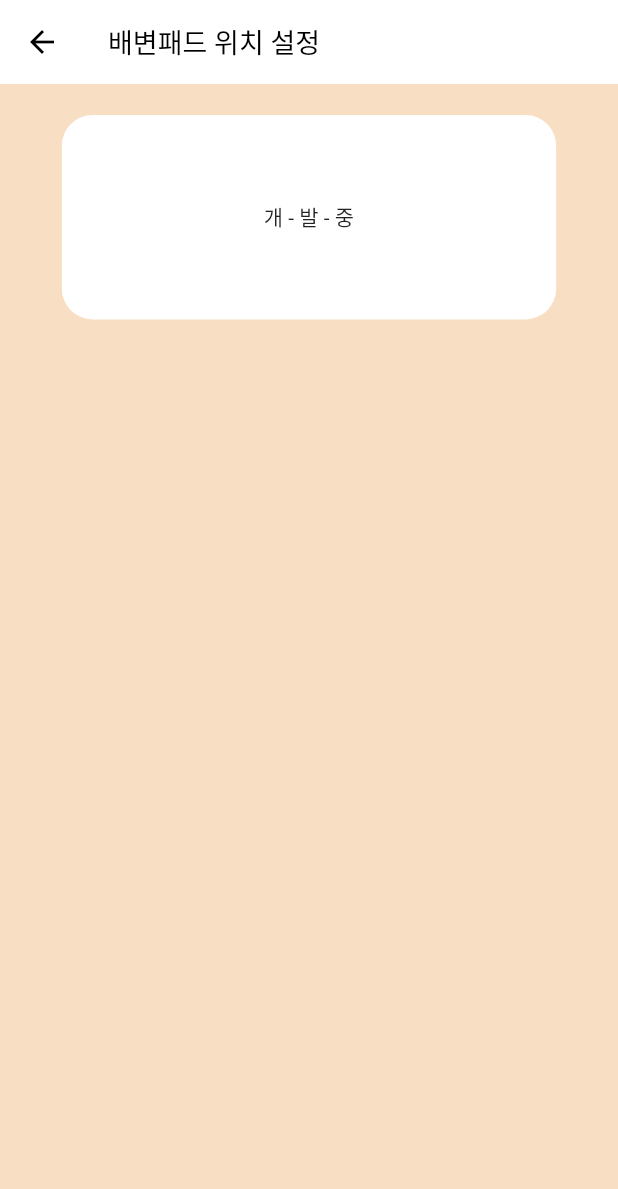
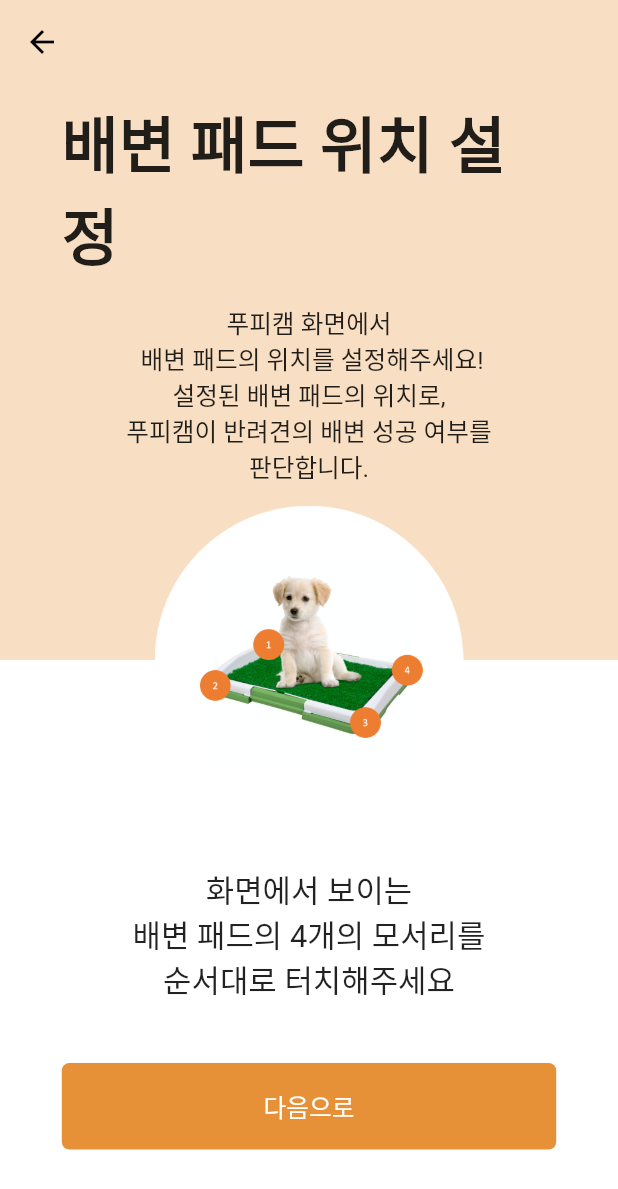
Before and after one commit to livlikwav/GoodPooPee_frontend, a Flutter app: the SettingPadScreen screen opened by its route, on a phone screen of 412 x 824 dp. Shown: the top 1189 px of the screen. Run offline on Flutter 3.47's test engine with Material 2 defaults, Android fonts, the phone set to English and light mode, and no system bars; our stand-ins replace fl_chart, flutter_slidable, flutter_svg; missing offline and left inert: fab_circular_menu.

Commit message:
Refine setting:pad screen

```diff
--- a/gpp_app/lib/constants/assets.dart
+++ b/gpp_app/lib/constants/assets.dart
@@ -8,4 +8,5 @@ class Assets {
   //static const String carBackground = "assets/images/img_login.jpg";
 
   static const String dogProfile = "assets/images/yorkshire.jpg";
+  static const String dogTrainingPad = "assets/images/training_pad.png";
 }
--- a/gpp_app/lib/screens/settings/screens/pad.dart
+++ b/gpp_app/lib/screens/settings/screens/pad.dart
@@ -1,50 +1,103 @@
 import 'package:flutter/material.dart';
+import 'package:gpp_app/constants/assets.dart';
+import 'package:gpp_app/constants/colors.dart';
 import 'package:gpp_app/routes.dart';
 import 'package:gpp_app/util/size_config.dart';
+import 'package:gpp_app/widgets/default_button.dart';
 
 class SettingPadScreen extends StatelessWidget {
+  final Color backgroundColor = AppColors.orange[100];
+
   @override
   Widget build(BuildContext context) {
     return Scaffold(
       primary: true,
-      appBar: AppBar(title: Text('배변패드 위치 설정')),
-      body: _buildBody(context),
+      appBar: AppBar(backgroundColor: backgroundColor, title: Text('')),
+      body: _buildBody(),
     );
   }
 
-  Widget _buildBody(context) {
-    return Container(
-      width: MediaQuery.of(context).size.width,
-      // height: MediaQuery.of(context).size.height,
-      color: Theme.of(context).backgroundColor,
-      child: Padding(
-          padding: EdgeInsets.fromLTRB(
-            getBlockSizeHorizontal(5),
-            getBlockSizeHorizontal(5),
-            getBlockSizeHorizontal(5),
-            getBlockSizeHorizontal(5),
+  Widget _buildBody() {
+    return Stack(
+      children: [
+        _buildText(),
+        _buildCenterImage(),
+      ],
+    );
+  }
+
+  Widget _buildText() {
+    return Column(
+      children: [
+        Flexible(
+          child: Container(
+            width: getBlockSizeHorizontal(100), // screen width
+            padding: EdgeInsets.symmetric(
+              horizontal: getBlockSizeHorizontal(10),
+              vertical: getBlockSizeVertical(1),
             ),
+            color: backgroundColor,
             child: Column(
               children: [
-              Container(
-                decoration: BoxDecoration(
-                  color: Colors.white,
-                  borderRadius:
-                      BorderRadius.circular(getBlockSizeHorizontal(5)),
+                Text(
+                  '배변 패드 위치 설정',
+                  style: new TextStyle(
+                    fontSize: getBlockSizeHorizontal(10),
+                    fontWeight: FontWeight.bold,
                   ),
+                ),
+                SizedBox(
+                  height: getBlockSizeVertical(2),
+                ),
+                Text(
+                  '푸피캠 화면에서\n 배변 패드의 위치를 설정해주세요!\n설정된 배변 패드의 위치로,\n푸피캠이 반려견의 배변 성공 여부를\n판단합니다.',
+                  textAlign: TextAlign.center,
+                  style: new TextStyle(
+                    fontSize: getBlockSizeHorizontal(4),
+                  ),
+                ),
+              ],
+            ),
+          ),
+        ),
+        Flexible(
+          child: Container(
+            padding:
+                EdgeInsets.symmetric(horizontal: getBlockSizeHorizontal(10)),
             child: Column(
+              mainAxisAlignment: MainAxisAlignment.end,
               children: [
-                    SizedBox(
-                      width: getBlockSizeHorizontal(80),
-                      height: getBlockSizeVertical(7),
+                Text(
+                  '화면에서 보이는\n배변 패드의 4개의 모서리를\n순서대로 터치해주세요',
+                  textAlign: TextAlign.center,
+                  style: new TextStyle(
+                    fontSize: getBlockSizeHorizontal(5),
                   ),
-                    Text(' 개 - 발 - 중 '),
+                ),
+                SizedBox(height: getBlockSizeVertical(5)),
+                DefaultButton(
+                  text: '다음으로',
+                  press: () {
+                    print('next button tapped');
+                  },
+                ),
                 SizedBox(height: getBlockSizeVertical(7)),
               ],
             ),
           ),
+        ),
       ],
-          )),
+    );
+  }
+
+  Widget _buildCenterImage() {
+    return Center(
+      child: Container(
+        width: getBlockSizeHorizontal(50),
+        child: Image(
+          image: AssetImage(Assets.dogTrainingPad),
+        ),
+      ),
     );
   }
 }
```
Also changed, not shown: gpp_app/assets/images/training_pad.png (added). Lines whose indentation alone changed are shown as unchanged.
